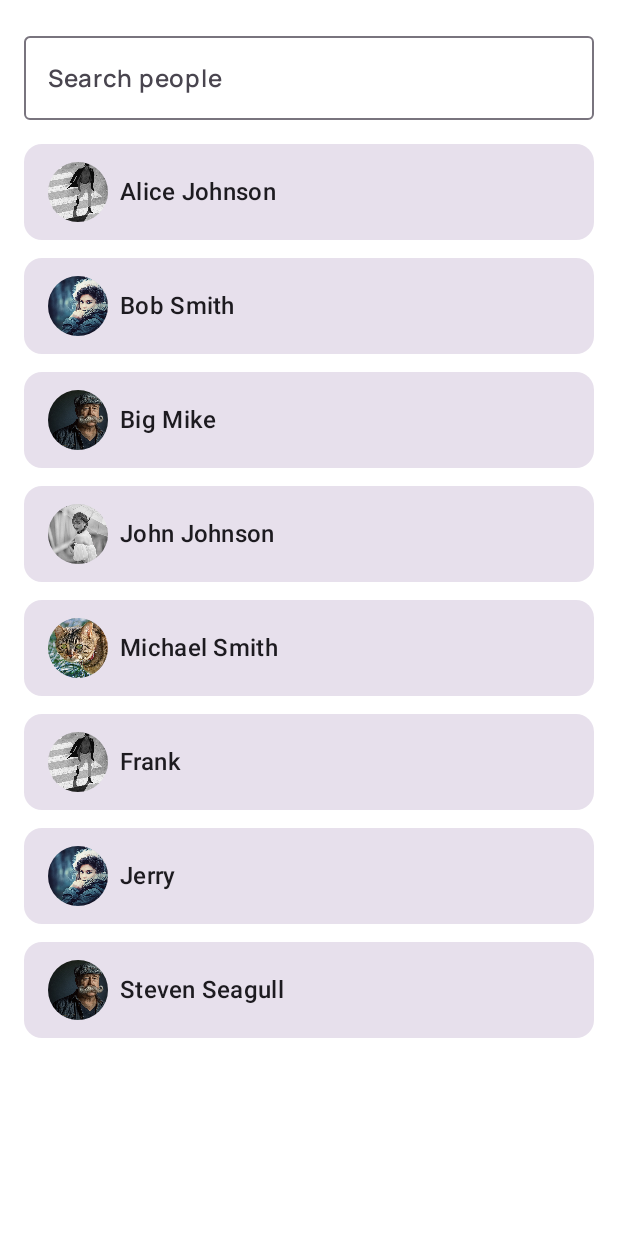
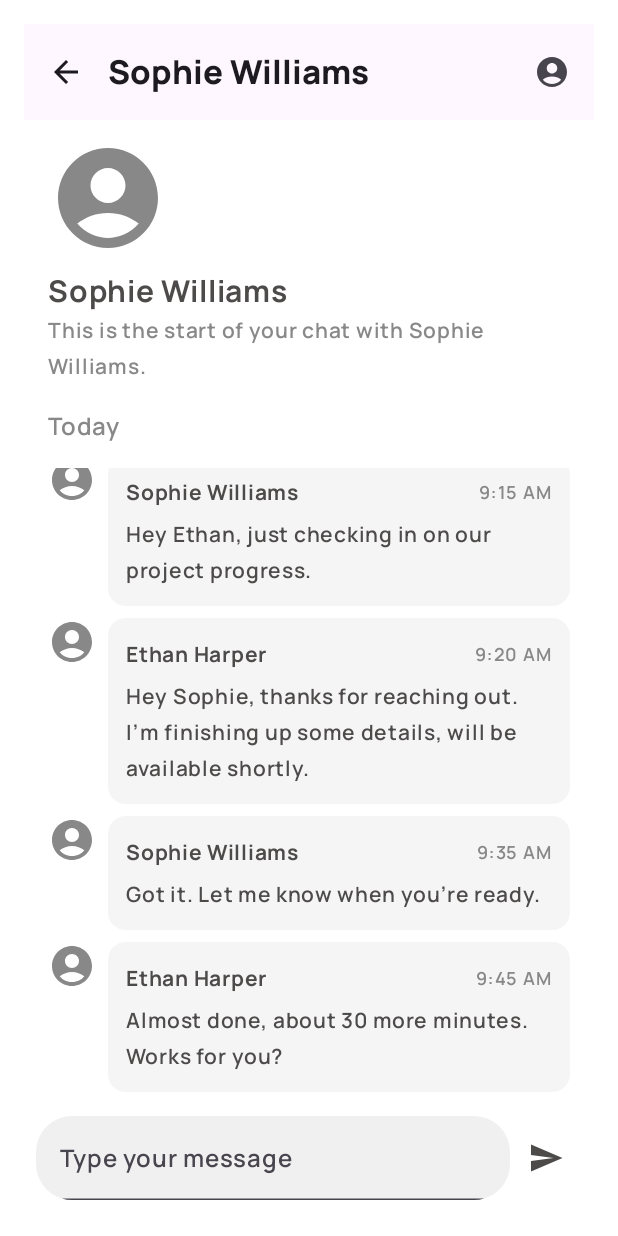
Before and after one commit to strelec00/bluetooth-chat, an Android app built with Jetpack Compose: the composable ChatScreen shown on its own in the app's theme, after a tap on "Alice Johnson", on a phone screen of 412 x 824 dp. Run offline under Robolectric (Android 15) with nearby library versions, the phone set to English and light mode, and no system bars.

Commit message:
Made improvements for inbox chat screen ui, used dummy data for message display that contain text, timestamp, sender, and whether it is sent by the user.

```diff
--- /dev/null
+++ b/app/src/main/java/com/example/bluetooth_chat/ui/screens/ChatInboxScreen.kt
@@ -0,0 +1,244 @@
+package com.example.bluetooth_chat
+
+import androidx.compose.foundation.background
+import androidx.compose.foundation.layout.*
+import androidx.compose.foundation.lazy.LazyColumn
+import androidx.compose.foundation.lazy.items
+import androidx.compose.foundation.lazy.rememberLazyListState
+import androidx.compose.foundation.shape.RoundedCornerShape
+import androidx.compose.material.icons.Icons
+import androidx.compose.material.icons.automirrored.filled.ArrowBack
+import androidx.compose.material.icons.filled.AccountCircle
+import androidx.compose.material.icons.filled.ArrowBack
+import androidx.compose.material.icons.filled.Send
+import androidx.compose.material3.*
+import androidx.compose.runtime.*
+import androidx.compose.ui.Alignment
+import androidx.compose.ui.Modifier
+import androidx.compose.ui.graphics.Color
+import androidx.compose.ui.text.font.FontWeight
+import androidx.compose.ui.tooling.preview.Preview
+import androidx.compose.ui.unit.dp
+import androidx.compose.ui.unit.sp
+import java.text.SimpleDateFormat
+import java.util.*
+
+
+/**
+ * Data class to represent a message with text, timestamp, sender, and whether it is sent by the user.
+ */
+data class Message(
+    val text: String,
+    val timestamp: String,
+    val isSentByUser: Boolean,
+    val sender: String
+)
+
+/**
+ * Composable function for displaying the inbox chat screen.
+ */
+@OptIn(ExperimentalMaterial3Api::class)
+@Composable
+fun ChatInboxScreen() {
+    // State to hold the current text input by the user
+    var message by remember { mutableStateOf("") }
+
+    // List of messages for the chat
+    val messages = remember {
+        mutableStateListOf(
+            Message("Hey Ethan, just checking in on our project progress.", "9:15 AM", false, "Sophie Williams"),
+            Message("Hey Sophie, thanks for reaching out. I'm finishing up some details, will be available shortly.", "9:20 AM", true, "Ethan Harper"),
+            Message("Got it. Let me know when you're ready.", "9:35 AM", false, "Sophie Williams"),
+            Message("Almost done, about 30 more minutes. Works for you?", "9:45 AM", true, "Ethan Harper")
+        )
+    }
+
+    // State to remember the scroll position in the chat
+    val listState = rememberLazyListState()
+
+    /**
+     * Function to get the current timestamp in the format "h:mm a".
+     */
+    fun getCurrentTimestamp(): String {
+        val dateFormat = SimpleDateFormat("h:mm a", Locale.getDefault())
+        return dateFormat.format(Date())
+    }
+
+    // Automatically scroll to the bottom when the messages list changes
+    LaunchedEffect(messages.size) {
+        listState.animateScrollToItem(messages.size)
+    }
+
+    // Scaffold to manage top bar, bottom bar, and body content of the screen
+    Scaffold(
+        topBar = {
+            TopAppBar(
+                title = { Text("Sophie Williams") },
+                navigationIcon = {
+                    // Back button
+                    IconButton(onClick = {}) {
+                        Icon(Icons.AutoMirrored.Filled.ArrowBack, contentDescription = "Back") // Updated to AutoMirrored
+                    }
+
+                },
+                actions = {
+                    // Profile button
+                    IconButton(onClick = {}) {
+                        Icon(Icons.Default.AccountCircle, contentDescription = "Profile")
+                    }
+                }
+            )
+        },
+        bottomBar = {
+            // Bottom bar to type and send messages
+            Row(
+                modifier = Modifier
+                    .fillMaxWidth()
+                    .padding(8.dp),
+                verticalAlignment = Alignment.CenterVertically
+            ) {
+                // TextField for entering messages
+                TextField(
+                    value = message,
+                    onValueChange = { message = it },
+                    placeholder = { Text("Type your message") },
+                    modifier = Modifier.weight(1f),
+                    shape = RoundedCornerShape(24.dp),
+                    colors = TextFieldDefaults.colors(
+                        unfocusedContainerColor = Color(0xFFF0F0F0),
+                        focusedContainerColor = Color(0xFFE0E0E0)
+                    )
+                )
+                // Send button
+                IconButton(onClick = {
+                    if (message.isNotBlank()) {
+                        // Add the user's message to the list
+                        messages.add(
+                            Message(message, getCurrentTimestamp(), true, "Ethan Harper")
+                        )
+                        // Add a reply message for simulation
+                        messages.add(
+                            Message("Got it, thanks!", getCurrentTimestamp(), false, "Sophie Williams")
+                        )
+                        // Clear the input field after sending
+                        message = ""
+                    }
+                }) {
+                    Icon(Icons.Filled.Send, contentDescription = "Send")
+                }
+            }
+        }
+    ) { padding ->
+        Column(
+            modifier = Modifier
+                .fillMaxSize()
+                .padding(padding)
+                .padding(horizontal = 16.dp)
+        ) {
+            // Header showing user profile and initial chat message
+            Spacer(modifier = Modifier.height(12.dp))
+            Column(
+                horizontalAlignment = Alignment.Start,
+                modifier = Modifier.fillMaxWidth()
+            ) {
+                // Display avatar
+                Icon(
+                    imageVector = Icons.Default.AccountCircle,
+                    contentDescription = "Avatar",
+                    modifier = Modifier.size(80.dp),
+                    tint = Color.Gray
+                )
+                Spacer(modifier = Modifier.height(8.dp))
+                // Display name and a description of the chat
+                Text("Sophie Williams", fontWeight = FontWeight.Bold, fontSize = 20.sp)
+                Text(
+                    "This is the start of your chat with Sophie Williams.",
+                    fontSize = 14.sp,
+                    color = Color.Gray
+                )
+            }
+
+            // Spacer to separate sections
+            Spacer(modifier = Modifier.height(16.dp))
+            Text("Today", fontWeight = FontWeight.SemiBold, color = Color.Gray)
+            Spacer(modifier = Modifier.height(8.dp))
+
+            // LazyColumn to display the list of messages in the chat
+            LazyColumn(
+                state = listState,
+                modifier = Modifier
+                    .weight(1f)
+                    .padding(vertical = 8.dp),
+                verticalArrangement = Arrangement.spacedBy(8.dp)
+            ) {
+                // Iterate over messages and display each in a styled bubble
+                items(messages) { msg ->
+                    MessageBubbleStyled(message = msg)
+                }
+            }
+        }
+    }
+}
+
+/**
+ * Composable to display a message bubble with text and timestamp.
+ */
+@Composable
+fun MessageBubbleStyled(message: Message) {
+    Row(
+        modifier = Modifier
+            .fillMaxWidth(),
+        verticalAlignment = Alignment.Top
+    ) {
+        // Avatar shown for all messages
+        Icon(
+            imageVector = Icons.Default.AccountCircle,
+            contentDescription = "Avatar",
+            tint = Color.Gray,
+            modifier = Modifier.size(32.dp)
+        )
+        Spacer(modifier = Modifier.width(8.dp))
+
+        Column(
+            modifier = Modifier
+                .background(
+                    color = Color(0xFFF5F5F5),
+                    shape = RoundedCornerShape(12.dp)
+                )
+                .padding(12.dp)
+                .widthIn(max = 300.dp)
+        ) {
+            // Message header: sender name and timestamp
+            Row(
+                modifier = Modifier.fillMaxWidth(),
+                horizontalArrangement = Arrangement.SpaceBetween
+            ) {
+                Text(
+                    text = message.sender,
+                    fontWeight = FontWeight.Bold,
+                    fontSize = 14.sp
+                )
+                Text(
+                    text = message.timestamp,
+                    fontSize = 12.sp,
+                    color = Color.Gray
+                )
+            }
+            Spacer(modifier = Modifier.height(4.dp))
+            // Message content
+            Text(
+                text = message.text,
+                fontSize = 14.sp
+            )
+        }
+    }
+}
+
+/**
+ * Preview function for displaying the chat inbox screen during development.
+ */
+@Preview(showBackground = true)
+@Composable
+fun ChatScreenPreview() {
+    ChatInboxScreen()
+}
--- a/app/src/main/java/com/example/bluetooth_chat/ui/screens/ChatScreen.kt
+++ b/app/src/main/java/com/example/bluetooth_chat/ui/screens/ChatScreen.kt
@@ -18,6 +18,14 @@ import androidx.compose.foundation.shape.CircleShape
 import androidx.compose.foundation.text.selection.LocalTextSelectionColors
 import androidx.compose.foundation.text.selection.TextSelectionColors
 import androidx.compose.runtime.Composable
+import com.example.bluetooth_chat.ChatInboxScreen
+import androidx.compose.foundation.layout.Row
+import androidx.compose.foundation.layout.padding
+import androidx.compose.material3.OutlinedTextField
+import androidx.compose.runtime.remember
+
+
+
 
 data class User(val name: String, val profilePicRes: Int)
 
@@ -25,6 +33,7 @@ data class User(val name: String, val profilePicRes: Int)
 @Composable
 fun ChatScreen(modifier: Modifier = Modifier) {
     var searchQuery by remember { mutableStateOf("") } // Holds the current search query
+    var selectedUser by remember { mutableStateOf<User?>(null) } // Holds the currently selected user
 
     // Dummy list of users with names and profile picture resources
     val dummyUsers = listOf(
@@ -56,6 +65,7 @@ fun ChatScreen(modifier: Modifier = Modifier) {
             .fillMaxSize()
             .padding(16.dp)
     ) {
+        if (selectedUser == null) {
             // Search text field for filtering users
             CompositionLocalProvider(LocalTextSelectionColors provides customTextSelectionColors) {
                 OutlinedTextField(
@@ -85,7 +95,9 @@ fun ChatScreen(modifier: Modifier = Modifier) {
                         modifier = Modifier
                             .fillMaxWidth() // Take up full width of screen
                             .height(64.dp) // Fixed height for each item
-                        .clickable { /* handle user click */ }, // Add a clickable action for each item
+                            .clickable {
+                                selectedUser = user // Set the selected user when clicked
+                            },
                         shape = MaterialTheme.shapes.medium, // Rounded corners for the item
                         tonalElevation = 2.dp, // Elevation for shadow effect
                         color = MaterialTheme.colorScheme.surfaceVariant // Background color for each item
@@ -117,5 +129,9 @@ fun ChatScreen(modifier: Modifier = Modifier) {
                     }
                 }
             }
+        } else {
+            // When a user is selected, show the ChatInboxScreen
+            ChatInboxScreen()
         }
     }
+}
```
Lines whose indentation alone changed are shown as unchanged.
